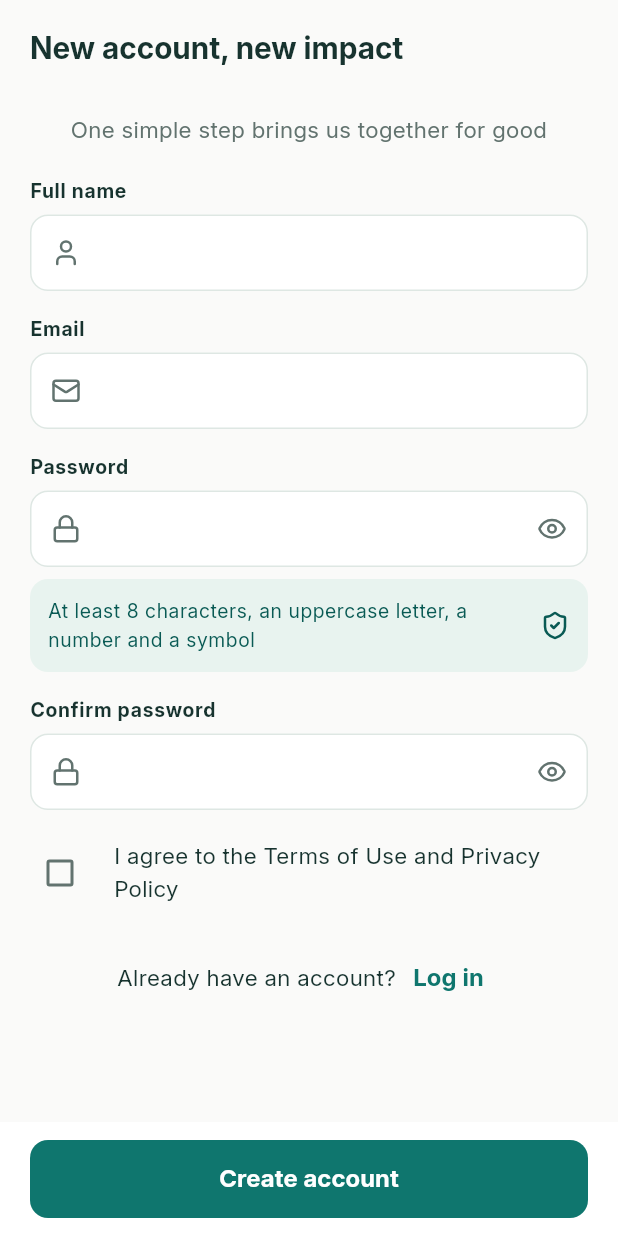
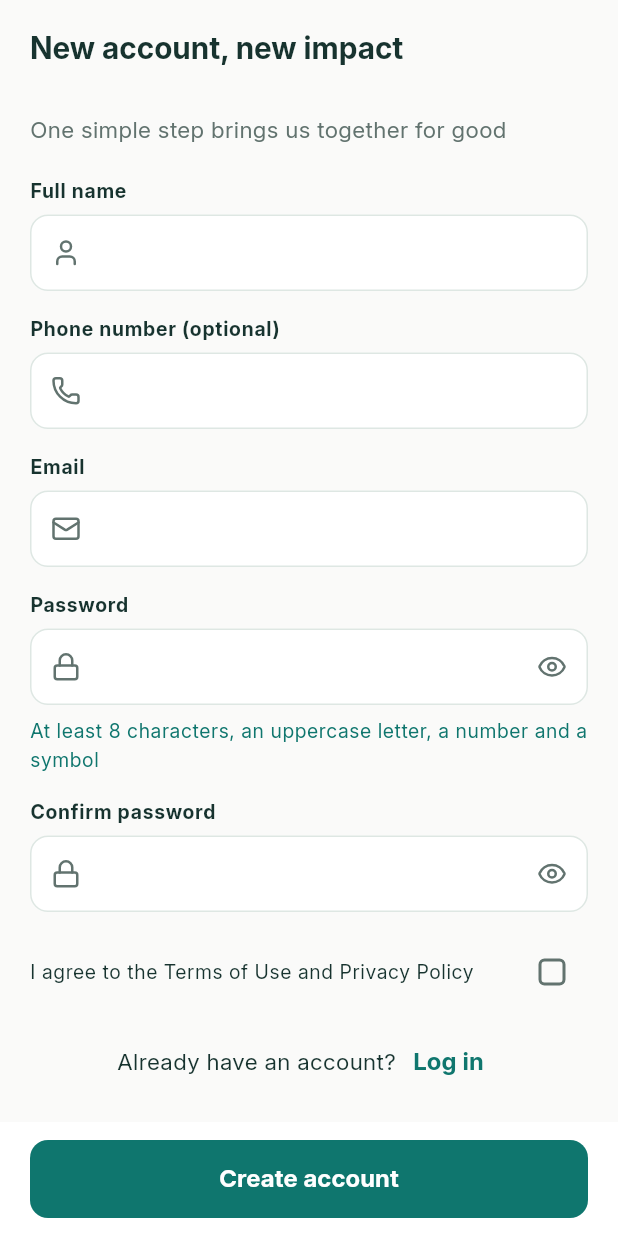
Before and after one commit to Potater420/kheir, a Flutter app: the RegisterScreen screen opened by its route, on a phone screen of 412 x 824 dp. Run offline on Flutter 3.47's test engine with Material 3 defaults, Android fonts, the phone set to English and light mode, and no system bars; our stand-ins replace dio, equatable, firebase_core, flutter_bloc, flutter_secure_storage, get_it and 2 more; accounts and stored records are empty.

Commit message:
fix: restore register files from develop, re-add phone validator, pin CI flutter version

```diff
--- a/lib/core/router/app_router.dart
+++ b/lib/core/router/app_router.dart
@@ -2,6 +2,7 @@ import 'package:flutter_bloc/flutter_bloc.dart';
 import 'package:go_router/go_router.dart';
 
 import '../../features/auth/presentation/bloc/login/login_cubit.dart';
+import '../../features/auth/presentation/bloc/register/register_cubit.dart';
 import '../../features/auth/presentation/screens/login_screen.dart';
 import '../../features/auth/presentation/screens/register_screen.dart';
 import '../../features/home/presentation/screens/home_placeholder_screen.dart';
@@ -33,7 +34,10 @@ GoRouter createRouter() {
       ),
       GoRoute(
         path: AppRoutes.register,
-        builder: (context, state) => const RegisterScreen(),
+        builder: (context, state) => BlocProvider(
+          create: (_) => RegisterCubit(sl()),
+          child: const RegisterScreen(),
+        ),
       ),
       GoRoute(
         path: AppRoutes.home,
--- a/lib/core/utils/localized_messages.dart
+++ b/lib/core/utils/localized_messages.dart
@@ -15,6 +15,7 @@ String validationMessage(AppLocalizations l10n, ValidationError error) {
     ValidationError.nameRequired => l10n.validationNameRequired,
     ValidationError.passwordMismatch => l10n.validationPasswordMismatch,
     ValidationError.termsRequired => l10n.validationTermsRequired,
+    ValidationError.phoneInvalid => l10n.validationPhoneInvalid,
   };
 }
 
--- a/lib/features/auth/presentation/screens/register_screen.dart
+++ b/lib/features/auth/presentation/screens/register_screen.dart
@@ -1,15 +1,21 @@
+import 'dart:async';
+
 import 'package:flutter/material.dart';
+import 'package:flutter_bloc/flutter_bloc.dart';
 import 'package:go_router/go_router.dart';
 import 'package:lucide_icons_flutter/lucide_icons.dart';
 
 import '../../../../core/l10n/generated/app_localizations.dart';
+import '../../../../core/router/app_router.dart';
 import '../../../../core/theme/app_spacing.dart';
 import '../../../../core/utils/localized_messages.dart';
 import '../../../../core/utils/validators.dart';
 import '../../../../core/widgets/app_text_field.dart';
-import '../../../../core/widgets/inline_notice.dart';
 import '../../../../core/widgets/primary_button.dart';
+import '../bloc/auth_session/auth_session_cubit.dart';
+import '../bloc/register/register_cubit.dart';
 import '../widgets/auth_app_bar.dart';
+import '../widgets/terms_checkbox.dart';
 
 class RegisterScreen extends StatefulWidget {
   const RegisterScreen({super.key});
@@ -21,6 +27,7 @@ class RegisterScreen extends StatefulWidget {
 class _RegisterScreenState extends State<RegisterScreen> {
   final _formKey = GlobalKey<FormState>();
   final _nameController = TextEditingController();
+  final _phoneController = TextEditingController();
   final _emailController = TextEditingController();
   final _passwordController = TextEditingController();
   final _confirmController = TextEditingController();
@@ -28,6 +35,7 @@ class _RegisterScreenState extends State<RegisterScreen> {
   @override
   void dispose() {
     _nameController.dispose();
+    _phoneController.dispose();
     _emailController.dispose();
     _passwordController.dispose();
     _confirmController.dispose();
@@ -37,7 +45,14 @@ class _RegisterScreenState extends State<RegisterScreen> {
   void _submit() {
     FocusScope.of(context).unfocus();
     if (!_formKey.currentState!.validate()) return;
-    // The email-code step and the API call are added in the register branch.
+    unawaited(
+      context.read<RegisterCubit>().submit(
+            fullName: _nameController.text,
+            email: _emailController.text,
+            password: _passwordController.text,
+            phone: _phoneController.text,
+          ),
+    );
   }
 
   @override
@@ -45,6 +60,9 @@ class _RegisterScreenState extends State<RegisterScreen> {
     final l10n = AppLocalizations.of(context);
     final theme = Theme.of(context);
     final scheme = theme.colorScheme;
+    final isSubmitting = context.select<RegisterCubit, bool>(
+      (cubit) => cubit.state.isSubmitting,
+    );
 
     String? Function(String?) validatorFor(
       ValidationError? Function(String?) rule,
@@ -55,7 +73,24 @@ class _RegisterScreenState extends State<RegisterScreen> {
       };
     }
 
-    return Scaffold(
+    return BlocListener<RegisterCubit, RegisterState>(
+      listener: (context, state) {
+        if (state.status == RegisterStatus.success) {
+          // Firebase signs the new account in automatically, so the app
+          // can go straight to the home screen.
+          context.read<AuthSessionCubit>().signedIn(state.user!);
+          context.go(AppRoutes.home);
+        } else if (state.status == RegisterStatus.failure) {
+          ScaffoldMessenger.of(context)
+            ..hideCurrentSnackBar()
+            ..showSnackBar(
+              SnackBar(
+                content: Text(failureMessage(l10n, state.failure!)),
+              ),
+            );
+        }
+      },
+      child: Scaffold(
         body: SafeArea(
           child: Column(
             children: [
@@ -75,7 +110,6 @@ class _RegisterScreenState extends State<RegisterScreen> {
                       children: [
                         Text(
                           l10n.registerSubtitle,
-                        textAlign: TextAlign.center,
                           style: theme.textTheme.bodyMedium?.copyWith(
                             color: scheme.onSurfaceVariant,
                           ),
@@ -89,6 +123,16 @@ class _RegisterScreenState extends State<RegisterScreen> {
                           textInputAction: TextInputAction.next,
                           autofillHints: const [AutofillHints.name],
                           validator: validatorFor(Validators.fullName),
+                        ),
+                        const SizedBox(height: AppSpacing.l),
+                        AppTextField(
+                          label: l10n.phoneLabel,
+                          controller: _phoneController,
+                          icon: LucideIcons.phone,
+                          keyboardType: TextInputType.phone,
+                          textInputAction: TextInputAction.next,
+                          autofillHints: const [AutofillHints.telephoneNumber],
+                          validator: validatorFor(Validators.phoneOptional),
                         ),
                         const SizedBox(height: AppSpacing.l),
                         AppTextField(
@@ -111,7 +155,12 @@ class _RegisterScreenState extends State<RegisterScreen> {
                           validator: validatorFor(Validators.passwordStrong),
                         ),
                         const SizedBox(height: AppSpacing.s),
-                      InlineNotice(message: l10n.passwordRequirements),
+                        Text(
+                          l10n.passwordRequirements,
+                          style: theme.textTheme.bodySmall?.copyWith(
+                            color: scheme.primary,
+                          ),
+                        ),
                         const SizedBox(height: AppSpacing.l),
                         AppTextField(
                           label: l10n.confirmPasswordLabel,
@@ -128,9 +177,9 @@ class _RegisterScreenState extends State<RegisterScreen> {
                           ),
                           onSubmitted: (_) => _submit(),
                         ),
-                      const SizedBox(height: AppSpacing.m),
-                      FormField<bool>(
-                        initialValue: false,
+                        const SizedBox(height: AppSpacing.l),
+                        TermsCheckbox(
+                          label: l10n.termsConsent,
                           validator: (accepted) {
                             final error = Validators.termsAccepted(
                               accepted: accepted ?? false,
@@ -139,33 +188,8 @@ class _RegisterScreenState extends State<RegisterScreen> {
                                 ? null
                                 : validationMessage(l10n, error);
                           },
-                        builder: (field) {
-                          return Column(
-                            crossAxisAlignment: CrossAxisAlignment.start,
-                            children: [
-                              CheckboxListTile(
-                                contentPadding: EdgeInsets.zero,
-                                controlAffinity:
-                                    ListTileControlAffinity.leading,
-                                value: field.value ?? false,
-                                onChanged: field.didChange,
-                                title: Text(
-                                  l10n.termsConsent,
-                                  style: theme.textTheme.bodyMedium,
                         ),
-                              ),
-                              if (field.hasError)
-                                Text(
-                                  field.errorText!,
-                                  style: theme.textTheme.bodySmall?.copyWith(
-                                    color: scheme.error,
-                                  ),
-                                ),
-                            ],
-                          );
-                        },
-                      ),
-                      const SizedBox(height: AppSpacing.l),
+                        const SizedBox(height: AppSpacing.m),
                         Row(
                           mainAxisAlignment: MainAxisAlignment.center,
                           children: [
@@ -174,7 +198,7 @@ class _RegisterScreenState extends State<RegisterScreen> {
                               style: theme.textTheme.bodyMedium,
                             ),
                             TextButton(
-                            onPressed: context.pop,
+                              onPressed: () => context.go(AppRoutes.login),
                               child: Text(l10n.loginAction),
                             ),
                           ],
@@ -192,12 +216,14 @@ class _RegisterScreenState extends State<RegisterScreen> {
                 ),
                 child: PrimaryButton(
                   label: l10n.registerButton,
+                  isLoading: isSubmitting,
                   onPressed: _submit,
                 ),
               ),
             ],
           ),
         ),
+      ),
     );
   }
 }
```
Also changed, not shown: lib/core/utils/validators.dart (+11 -1 lines), 1 other file. Lines whose indentation alone changed are shown as unchanged.
